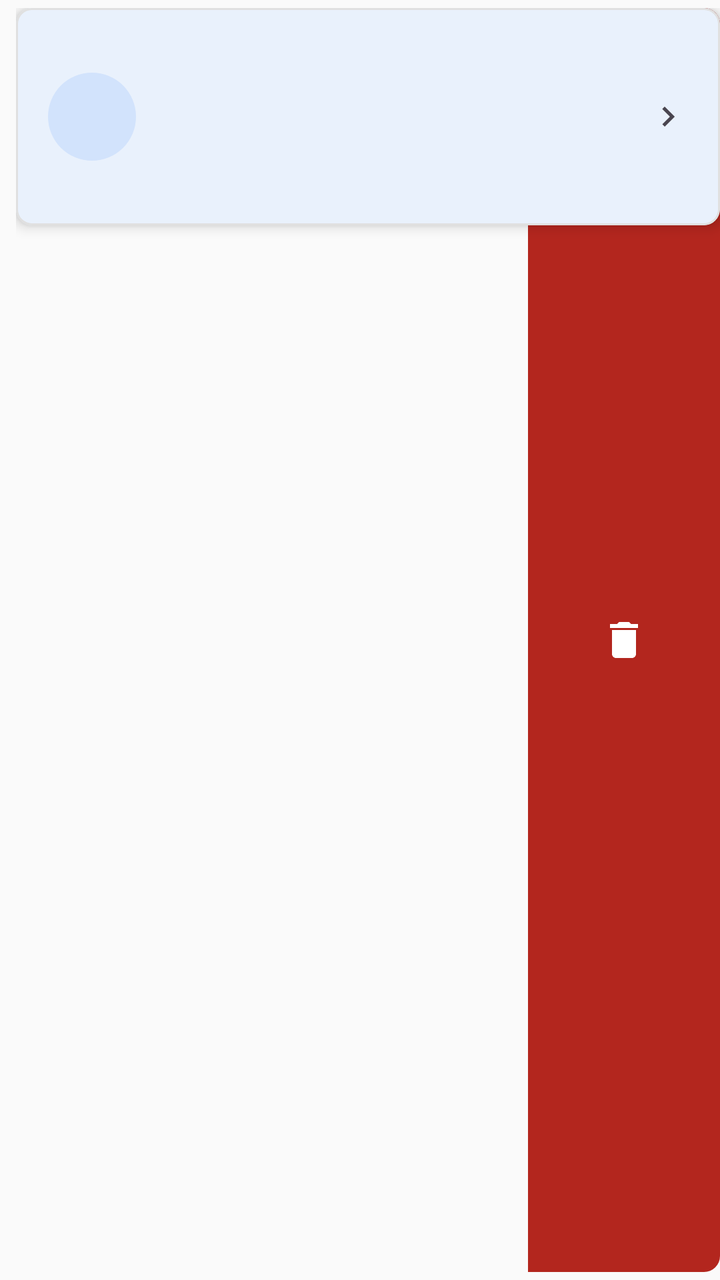
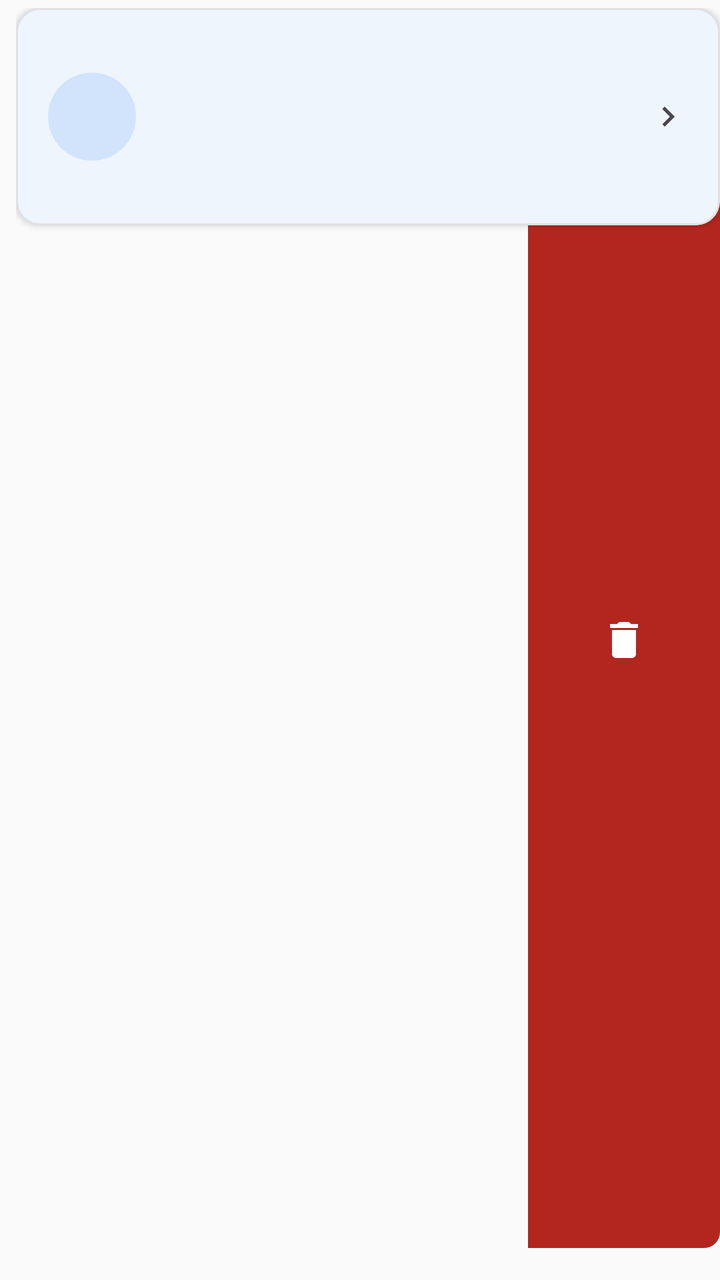

Compare the two renders of this Android layout. The source of the first and the diff that turns it into the second are given below.
<!-- AndroidManifest.xml: application theme Theme.MedCare -->
<!-- res/layout/item_patient.xml -->
<?xml version="1.0" encoding="utf-8"?>
<FrameLayout xmlns:android="http://schemas.android.com/apk/res/android"
    xmlns:app="http://schemas.android.com/apk/res-auto"
    android:layout_width="match_parent"
    android:layout_height="wrap_content"
    android:clipChildren="false"
    android:paddingStart="@dimen/margin_small"
    android:paddingEnd="0dp"
    android:paddingTop="4dp"
    android:paddingBottom="4dp">

    <LinearLayout
        android:id="@+id/delete_action"
        android:layout_width="96dp"
        android:layout_height="match_parent"
        android:layout_gravity="end"
        android:background="@drawable/bg_delete_action"
        android:gravity="center"
        android:orientation="vertical"
        android:visibility="visible">

        <ImageView
            android:layout_width="24dp"
            android:layout_height="24dp"
            android:src="@drawable/ic_delete"
            android:tint="@android:color/white" />

    </LinearLayout>

    <com.google.android.material.card.MaterialCardView
        android:id="@+id/card_content"
        android:layout_width="match_parent"
        android:layout_height="wrap_content"
        app:cardCornerRadius="@dimen/corner_radius_small"
        app:cardElevation="@dimen/elevation_card"
        app:contentPadding="@dimen/margin_medium">

        <LinearLayout
            android:layout_width="match_parent"
            android:layout_height="wrap_content"
            android:gravity="center_vertical"
            android:orientation="horizontal">

            <TextView
                android:id="@+id/patient_avatar"
                android:layout_width="44dp"
                android:layout_height="44dp"
                android:background="@drawable/bg_avatar"
                android:gravity="center"
                android:textAppearance="@style/TextAppearance.Material3.TitleMedium"
                android:textColor="?attr/colorOnPrimaryContainer"
                android:textStyle="bold"
                android:importantForAccessibility="no" />

            <LinearLayout
                android:layout_width="0dp"
                android:layout_height="wrap_content"
                android:layout_marginStart="12dp"
                android:layout_weight="1"
                android:orientation="vertical">

                <TextView
                    android:id="@+id/patient_name_text"
                    android:layout_width="match_parent"
                    android:layout_height="wrap_content"
                    android:textAppearance="@style/TextAppearance.Material3.TitleMedium"
                    android:textStyle="bold"
                    android:maxLines="1"
                    android:ellipsize="end" />

                <TextView
                    android:id="@+id/patient_phone_text"
                    android:layout_width="match_parent"
                    android:layout_height="wrap_content"
                    android:layout_marginTop="2dp"
                    android:textAppearance="@style/TextAppearance.Material3.BodySmall"
                    android:textColor="?attr/colorOnSurfaceVariant" />

                <TextView
                    android:id="@+id/patient_diagnosis_text"
                    android:layout_width="match_parent"
                    android:layout_height="wrap_content"
                    android:layout_marginTop="2dp"
                    android:textAppearance="@style/TextAppearance.Material3.BodySmall"
                    android:maxLines="2"
                    android:ellipsize="end" />

                <TextView
                    android:id="@+id/patient_address_text"
                    android:layout_width="match_parent"
                    android:layout_height="wrap_content"
                    android:layout_marginTop="2dp"
                    android:textAppearance="@style/TextAppearance.Material3.BodySmall"
                    android:textColor="?attr/colorOnSurfaceVariant"
                    android:maxLines="1"
                    android:ellipsize="end" />

            </LinearLayout>

            <ImageView
                android:layout_width="20dp"
                android:layout_height="20dp"
                android:contentDescription="@null"
                android:src="@drawable/ic_chevron_right"
                app:tint="?attr/colorOnSurfaceVariant"
                android:importantForAccessibility="no" />

        </LinearLayout>

    </com.google.android.material.card.MaterialCardView>

</FrameLayout>
<!-- resources referenced by this layout -->
<resources>
  <dimen name="corner_radius_small">8dp</dimen>
  <dimen name="elevation_card">4dp</dimen>
  <dimen name="margin_medium">16dp</dimen>
  <dimen name="margin_small">8dp</dimen>
  <!-- drawable bg_avatar (drawable) -->
  <?xml version="1.0" encoding="utf-8"?>
  <shape xmlns:android="http://schemas.android.com/apk/res/android"
      android:shape="oval">
      <solid android:color="?attr/colorPrimaryContainer" />
  </shape>
  <!-- drawable bg_delete_action (drawable) -->
  <shape xmlns:android="http://schemas.android.com/apk/res/android">
      <solid android:color="#B3261E" />
      <corners
          android:topLeftRadius="0dp"
          android:topRightRadius="8dp"
          android:bottomLeftRadius="0dp"
          android:bottomRightRadius="8dp" />
  </shape>
  <!-- drawable ic_chevron_right (drawable) -->
  <vector xmlns:android="http://schemas.android.com/apk/res/android"
      android:width="24dp"
      android:height="24dp"
      android:viewportWidth="24"
      android:viewportHeight="24">
      <path
          android:fillColor="#FFFFFF"
          android:pathData="M10,6 8.59,7.41 13.17,12l-4.58,4.59L10,18l6,-6z" />
  </vector>
  <!-- drawable ic_delete (drawable) -->
  <vector xmlns:android="http://schemas.android.com/apk/res/android"
      android:width="24dp"
      android:height="24dp"
      android:viewportWidth="24"
      android:viewportHeight="24"
      android:tint="@android:color/white">
      <path
          android:fillColor="@android:color/white"
          android:pathData="M6,19c0,1.1 0.9,2 2,2h8c1.1,0 2,-0.9 2,-2V7H6v12zM19,4h-3.5l-1,-1h-5l-1,1H5v2h14V4z" />
  </vector>
  <style name="Theme.MedCare" parent="Theme.MedCare.Blue" />
  <style name="Base.Theme.MedCare.Light" parent="Theme.Material3.Light.NoActionBar">
          <item name="colorError">@color/error</item>
          <item name="colorOnError">@color/on_error</item>
          <item name="android:windowLightStatusBar">true</item>
      </style>
  <color name="primary">#1A73E8</color>
  <color name="primary_variant">#1557B0</color>
  <color name="on_primary">#FFFFFF</color>
  <color name="primary_container">#D2E3FC</color>
  <color name="on_primary_container">#041E49</color>
  <color name="tertiary">#4285F4</color>
  <color name="tertiary_container">#D2E3FC</color>
  <color name="on_tertiary_container">#041E49</color>
  <color name="secondary">#03DAC6</color>
  <color name="secondary_variant">#018786</color>
  <color name="on_secondary">#000000</color>
  <color name="background">#FAFAFA</color>
  <color name="on_background">#1C1B1F</color>
  <color name="surface">#FFFFFF</color>
  <color name="on_surface">#1C1B1F</color>
  <color name="text_secondary">#49454F</color>
  <color name="outline">#79747E</color>
  <color name="divider">#E0E0E0</color>
  <color name="error">#B3261E</color>
  <color name="on_error">#FFFFFF</color>
  <!-- unchanged entries left out for length: 1 -->
</resources>

<!-- the commit's change to res/layout/item_patient.xml (unified diff, before → after) -->
@@ -14,6 +14,8 @@
         android:layout_width="96dp"
         android:layout_height="match_parent"
         android:layout_gravity="end"
+        android:layout_marginTop="12dp"
+        android:layout_marginBottom="12dp"
         android:background="@drawable/bg_delete_action"
         android:gravity="center"
         android:orientation="vertical"
@@ -32,7 +34,7 @@
         android:layout_width="match_parent"
         android:layout_height="wrap_content"
         app:cardCornerRadius="@dimen/corner_radius_small"
-        app:cardElevation="@dimen/elevation_card"
+        app:cardElevation="2dp" app:strokeWidth="1dp" app:strokeColor="?attr/colorOutlineVariant"
         app:contentPadding="@dimen/margin_medium">
 
         <LinearLayout
<!-- resource entries referenced after the edit -->
@@ -1,7 +1,6 @@
 <!-- resources referenced by this layout -->
 <resources>
-  <dimen name="corner_radius_small">8dp</dimen>
-  <dimen name="elevation_card">4dp</dimen>
+  <dimen name="corner_radius_small">12dp</dimen>
   <dimen name="margin_medium">16dp</dimen>
   <dimen name="margin_small">8dp</dimen>
   <!-- drawable bg_avatar (drawable) -->
@@ -25,6 +24,7 @@
       android:height="24dp"
       android:viewportWidth="24"
       android:viewportHeight="24">
+      android:autoMirrored="true"
       <path
           android:fillColor="#FFFFFF"
           android:pathData="M10,6 8.59,7.41 13.17,12l-4.58,4.59L10,18l6,-6z" />
